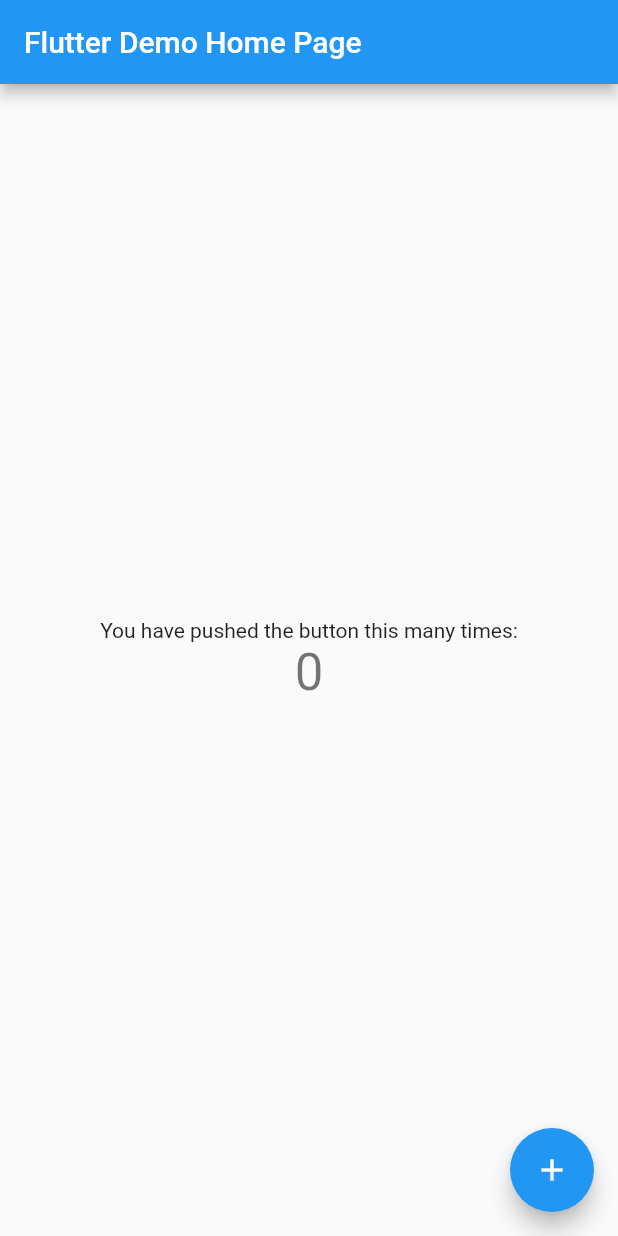
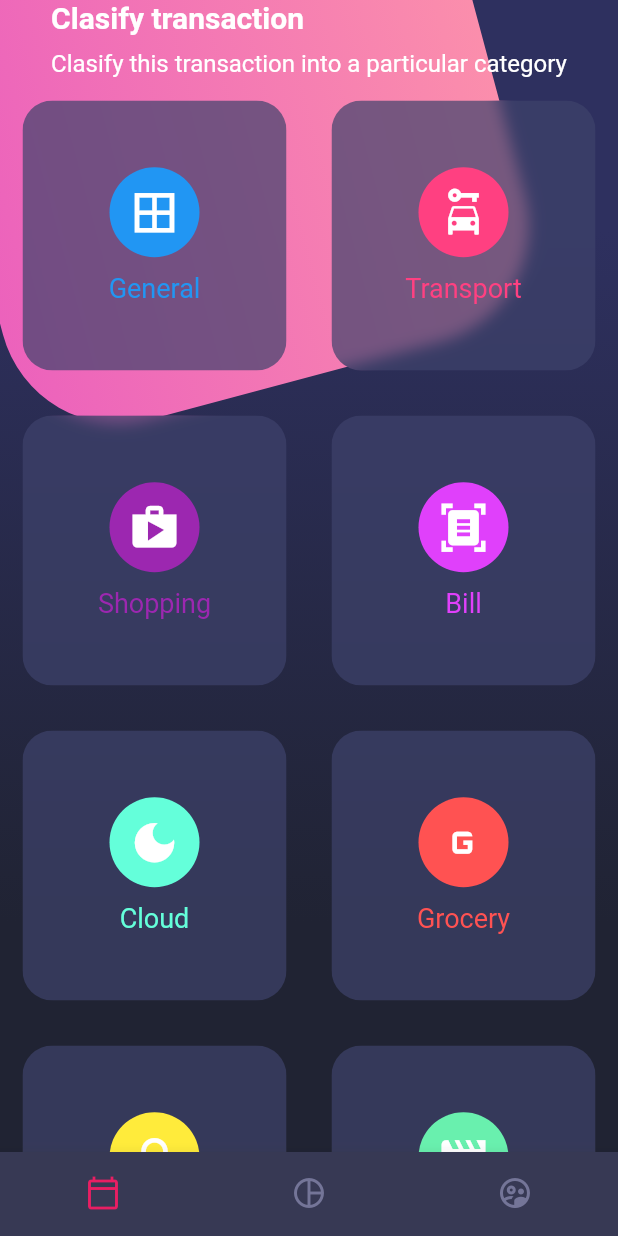
Before and after one commit to valinor33/flutter-design-app, a Flutter app: the screen it shows after launch, on a phone screen of 412 x 824 dp. Run offline on Flutter 3.47's test engine with Material 2 defaults, Android fonts, the light colour scheme and no system bars.

Commit message:
scroll design view done

```diff
--- a/lib/main.dart
+++ b/lib/main.dart
@@ -1,115 +1,27 @@
 import 'package:flutter/material.dart';
+import 'package:flutter/services.dart';
 
-void main() {
-  runApp(const MyApp());
-}
+import 'package:flutter_design/screens/basic_design.dart';
+import 'package:flutter_design/screens/home_screen.dart';
+import 'package:flutter_design/screens/scroll_design.dart';
+
+void main() => runApp(MyApp());
 
 class MyApp extends StatelessWidget {
-  const MyApp({Key? key}) : super(key: key);
-
-  // This widget is the root of your application.
   @override
   Widget build(BuildContext context) {
+
+    SystemChrome.setSystemUIOverlayStyle(SystemUiOverlayStyle.light);
     return MaterialApp(
-      title: 'Flutter Demo',
-      theme: ThemeData(
-        // This is the theme of your application.
-        //
-        // Try running your application with "flutter run". You'll see the
-        // application has a blue toolbar. Then, without quitting the app, try
-        // changing the primarySwatch below to Colors.green and then invoke
-        // "hot reload" (press "r" in the console where you ran "flutter run",
-        // or simply save your changes to "hot reload" in a Flutter IDE).
-        // Notice that the counter didn't reset back to zero; the application
-        // is not restarted.
-        primarySwatch: Colors.blue,
-      ),
-      home: const MyHomePage(title: 'Flutter Demo Home Page'),
+      debugShowCheckedModeBanner: false,
+      title: 'Material App',
+      initialRoute: 'home_screen',
+      theme: ThemeData.dark(),
+      routes: {
+        'home_screen': (_) => HomeScreen(),
+        'basic_design': (_) => BasicDesignScreen(),
+        'scroll_screen': (_) => ScrollScreen(),
+      },
     );
   }
 }
-
-class MyHomePage extends StatefulWidget {
-  const MyHomePage({Key? key, required this.title}) : super(key: key);
-
-  // This widget is the home page of your application. It is stateful, meaning
-  // that it has a State object (defined below) that contains fields that affect
-  // how it looks.
-
-  // This class is the configuration for the state. It holds the values (in this
-  // case the title) provided by the parent (in this case the App widget) and
-  // used by the build method of the State. Fields in a Widget subclass are
-  // always marked "final".
-
-  final String title;
-
-  @override
-  State<MyHomePage> createState() => _MyHomePageState();
-}
-
-class _MyHomePageState extends State<MyHomePage> {
-  int _counter = 0;
-
-  void _incrementCounter() {
-    setState(() {
-      // This call to setState tells the Flutter framework that something has
-      // changed in this State, which causes it to rerun the build method below
-      // so that the display can reflect the updated values. If we changed
-      // _counter without calling setState(), then the build method would not be
-      // called again, and so nothing would appear to happen.
-      _counter++;
-    });
-  }
-
-  @override
-  Widget build(BuildContext context) {
-    // This method is rerun every time setState is called, for instance as done
-    // by the _incrementCounter method above.
-    //
-    // The Flutter framework has been optimized to make rerunning build methods
-    // fast, so that you can just rebuild anything that needs updating rather
-    // than having to individually change instances of widgets.
-    return Scaffold(
-      appBar: AppBar(
-        // Here we take the value from the MyHomePage object that was created by
-        // the App.build method, and use it to set our appbar title.
-        title: Text(widget.title),
-      ),
-      body: Center(
-        // Center is a layout widget. It takes a single child and positions it
-        // in the middle of the parent.
-        child: Column(
-          // Column is also a layout widget. It takes a list of children and
-          // arranges them vertically. By default, it sizes itself to fit its
-          // children horizontally, and tries to be as tall as its parent.
-          //
-          // Invoke "debug painting" (press "p" in the console, choose the
-          // "Toggle Debug Paint" action from the Flutter Inspector in Android
-          // Studio, or the "Toggle Debug Paint" command in Visual Studio Code)
-          // to see the wireframe for each widget.
-          //
-          // Column has various properties to control how it sizes itself and
-          // how it positions its children. Here we use mainAxisAlignment to
-          // center the children vertically; the main axis here is the vertical
-          // axis because Columns are vertical (the cross axis would be
-          // horizontal).
-          mainAxisAlignment: MainAxisAlignment.center,
-          children: <Widget>[
-            const Text(
-              'You have pushed the button this many times:',
-            ),
-            Text(
-              '$_counter',
-              style: Theme.of(context).textTheme.headline4,
-            ),
-          ],
-        ),
-      ),
-      floatingActionButton: FloatingActionButton(
-        onPressed: _incrementCounter,
-        tooltip: 'Increment',
-        child: const Icon(Icons.add),
-      ), // This trailing comma makes auto-formatting nicer for build methods.
-    );
-  }
-}
--- /dev/null
+++ b/lib/screens/home_screen.dart
@@ -0,0 +1,40 @@
+import 'package:flutter/material.dart';
+import 'package:flutter_design/widgets/widgets.dart';
+
+class HomeScreen extends StatelessWidget {
+  const HomeScreen({Key? key}) : super(key: key);
+
+  @override
+  Widget build(BuildContext context) {
+    return Scaffold(
+      body: Stack(
+        children: [
+          // Background
+          Background(),
+
+          // Home Body
+          _HomeBody(),
+        ],
+      ),
+      bottomNavigationBar: CustomBottomNavigation(),
+    );
+  }
+}
+
+class _HomeBody extends StatelessWidget {
+
+  @override
+  Widget build(BuildContext context) {
+    return SingleChildScrollView(
+      child: Column(
+        children: [
+          // Titles
+          PageTitle(),
+
+          // Card Table
+          CardTable(),
+        ],
+      ),
+    );
+  }
+}
--- /dev/null
+++ b/lib/widgets/background.dart
@@ -0,0 +1,50 @@
+import 'dart:math';
+
+import 'package:flutter/material.dart';
+
+class Background extends StatelessWidget {
+  var boxDecoration = BoxDecoration(
+      gradient: LinearGradient(
+    begin: Alignment.topCenter,
+    end: Alignment.bottomCenter,
+    stops: [0.2, 0.8],
+    colors: [Color(0xff2E305F), Color(0xff202333)],
+  ));
+
+  @override
+  Widget build(BuildContext context) {
+    return Stack(
+      children: [
+        Container(decoration: boxDecoration),
+
+        //Pink box
+        Positioned(
+          top: -100,
+          left: -30,
+          child: _PinkBox(),
+          ),
+      ],
+    );
+  }
+}
+
+class _PinkBox extends StatelessWidget {
+  @override
+  Widget build(BuildContext context) {
+    return Transform.rotate(
+      angle: -pi / 12.0,
+      child: Container(
+        width: 360,
+        height: 360,
+        decoration: BoxDecoration(
+          color: Colors.pink,
+          borderRadius: BorderRadius.circular(80),
+          gradient: LinearGradient(colors: [
+            Color.fromRGBO(236, 98, 188, 1),
+            Color.fromRGBO(251, 142, 172, 1),
+          ]),
+        ),
+      ),
+    );
+  }
+}
--- /dev/null
+++ b/lib/widgets/card_table.dart
@@ -0,0 +1,123 @@
+import 'dart:ui';
+
+import 'package:flutter/material.dart';
+
+class CardTable extends StatelessWidget {
+  @override
+  Widget build(BuildContext context) {
+    return Table(
+      children: [
+        TableRow(children: [
+          _SingleCard(
+            icon: Icons.border_all,
+            color: Colors.blue,
+            text: "General",
+          ),
+          _SingleCard(
+            icon: Icons.car_rental,
+            color: Colors.pinkAccent,
+            text: "Transport",
+          ),
+        ]),
+        TableRow(children: [
+          _SingleCard(
+            icon: Icons.shop,
+            color: Colors.purple,
+            text: "Shopping",
+          ),
+          _SingleCard(
+            icon: Icons.document_scanner,
+            color: Colors.purpleAccent,
+            text: "Bill",
+          ),
+        ]),
+        TableRow(children: [
+          _SingleCard(
+            icon: Icons.dark_mode,
+            color: Colors.tealAccent,
+            text: "Cloud",
+          ),
+          _SingleCard(
+            icon: Icons.g_mobiledata,
+            color: Colors.redAccent,
+            text: "Grocery",
+          ),
+        ]),
+        TableRow(children: [
+          _SingleCard(
+            icon: Icons.u_turn_left,
+            color: Colors.yellow,
+            text: "General",
+          ),
+          _SingleCard(
+            icon: Icons.movie,
+            color: Colors.greenAccent,
+            text: "Movie",
+          ),
+        ]),
+      ],
+    );
+  }
+}
+
+class _SingleCard extends StatelessWidget {
+  final IconData icon;
+  final Color color;
+  final String text;
+
+  const _SingleCard(
+      {Key? key, required this.icon, required this.color, required this.text})
+      : super(key: key);
+
+  @override
+  Widget build(BuildContext context) {
+    var column = Column(
+      mainAxisAlignment: MainAxisAlignment.center,
+      children: [
+        CircleAvatar(
+            backgroundColor: color,
+            child: Icon(
+              icon,
+              size: 35,
+              color: Colors.white,
+            ),
+            radius: 30),
+        SizedBox(height: 10),
+        Text(
+          text,
+          style: TextStyle(color: color, fontSize: 18),
+        )
+      ],
+    );
+    return _CardBackground(
+      child: column,
+    );
+  }
+}
+
+class _CardBackground extends StatelessWidget {
+  final Widget child;
+
+  const _CardBackground({Key? key, required this.child}) : super(key: key);
+
+  @override
+  Widget build(BuildContext context) {
+    var boxDecoration = BoxDecoration(
+        color: Color.fromRGBO(62, 66, 107, .7),
+        borderRadius: BorderRadius.circular(15));
+    return Container(
+      margin: EdgeInsets.all(15),
+      child: ClipRRect(
+        borderRadius: BorderRadius.circular(20),
+        child: BackdropFilter(
+          filter: ImageFilter.blur(sigmaX: 5, sigmaY: 5),
+          child: Container(
+            height: 180,
+            decoration: boxDecoration,
+            child: this.child,
+          ),
+        ),
+      ),
+    );
+  }
+}
--- /dev/null
+++ b/lib/widgets/custom_bottom_navigation.dart
@@ -0,0 +1,23 @@
+import 'package:flutter/material.dart';
+
+class CustomBottomNavigation extends StatelessWidget {
+  @override
+  Widget build(BuildContext context) {
+    return BottomNavigationBar(
+      showSelectedLabels: false,
+      showUnselectedLabels: false,
+      selectedItemColor: Colors.pink,
+      backgroundColor: Color.fromRGBO(55, 57, 84, 1),
+      unselectedItemColor: Color.fromRGBO(116, 117, 152, 1),
+      items: [
+        BottomNavigationBarItem(
+            icon: Icon(Icons.calendar_today_outlined), label: 'Calendario'),
+        BottomNavigationBarItem(
+            icon: Icon(Icons.pie_chart_outline), label: 'Gráfica'),
+        BottomNavigationBarItem(
+            icon: Icon(Icons.supervised_user_circle_outlined),
+            label: 'Usuarios'),
+      ],
+    );
+  }
+}
--- /dev/null
+++ b/lib/widgets/page_title.dart
@@ -0,0 +1,34 @@
+import 'package:flutter/material.dart';
+
+class PageTitle extends StatelessWidget {
+  @override
+  Widget build(BuildContext context) {
+    return SafeArea(
+      bottom: false,
+      child: Container(
+        margin: EdgeInsets.symmetric(horizontal: 20),
+        child: Column(
+          crossAxisAlignment: CrossAxisAlignment.start,
+          children: [
+            Text(
+              'Clasify transaction',
+              style: TextStyle(
+                fontSize: 20,
+                fontWeight: FontWeight.bold,
+                color: Colors.white,
+              ),
+            ),
+            SizedBox(height: 10,),
+            Text(
+              'Clasify this transaction into a particular category',
+              style: TextStyle(
+                fontSize: 16,
+                color: Colors.white,
+              ),
+            ),
+          ],
+        ),
+      ),
+    );
+  }
+}
--- /dev/null
+++ b/lib/widgets/widgets.dart
@@ -0,0 +1,4 @@
+export 'package:flutter_design/widgets/background.dart';
+export 'package:flutter_design/widgets/page_title.dart';
+export 'package:flutter_design/widgets/custom_bottom_navigation.dart';
+export 'package:flutter_design/widgets/card_table.dart';
--- a/pubspec.yaml
+++ b/pubspec.yaml
@@ -58,7 +58,8 @@
   uses-material-design: true
 
   # To add assets to your application, add an assets section, like this:
-  # assets:
+  assets:
+      - assets/
   #   - images/a_dot_burr.jpeg
   #   - images/a_dot_ham.jpeg
 
```
Also changed, not shown: lib/screens/basic_design.dart (added, +105 -0 lines), lib/screens/scroll_design.dart (added, +118 -0 lines), assets/landscape.jpg (added), assets/scroll-1.png (added).
